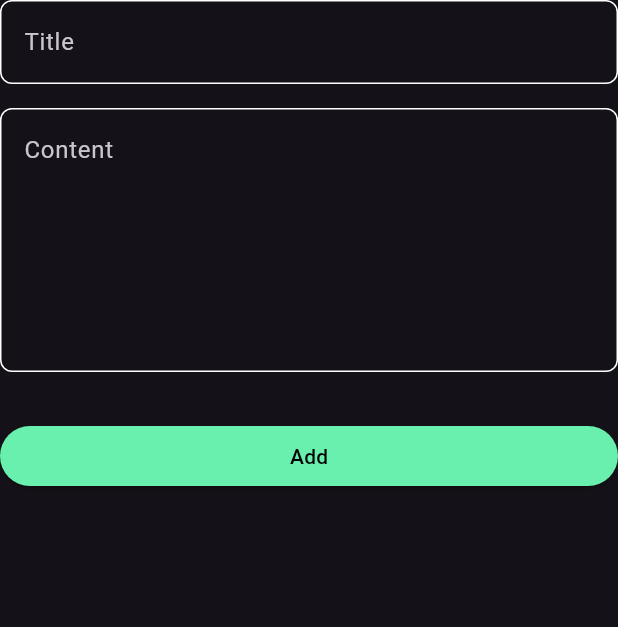
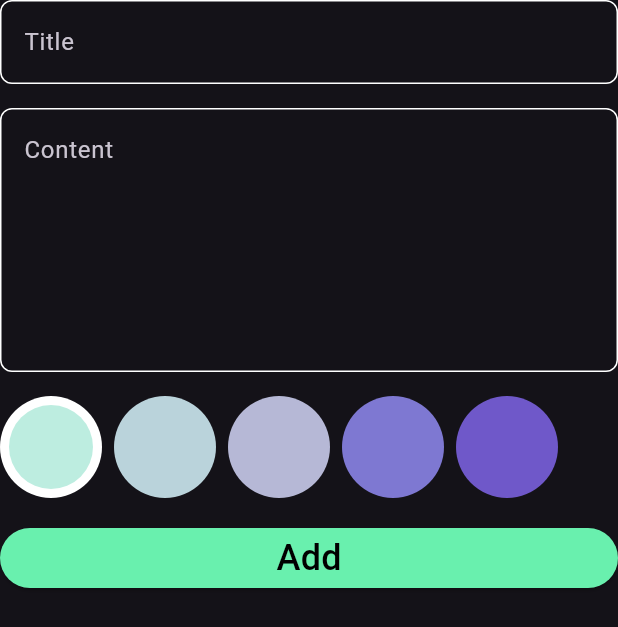
Before and after one commit to NadaArafat/Notes-App, a Flutter app: the AddNoteForm widget shown alone on an empty page, opened directly, on a phone screen of 412 x 824 dp. Shown: the top 627 px of the screen. Run offline on Flutter 3.47's test engine with Material 3 defaults, Android fonts, the phone set to English and light mode, and no system bars; our stand-ins replace bloc, flutter_bloc, hive, hive_flutter, modal_progress_hud_nsn; accounts and stored records are empty.

Commit message:
finish get,add,edit and delete note

```diff
--- a/lib/cubits/add_note/add_note_cubit.dart
+++ b/lib/cubits/add_note/add_note_cubit.dart
@@ -9,7 +9,10 @@ part 'add_note_state.dart';
 class AddNoteCubit extends Cubit<AddNoteState> {
   AddNoteCubit() : super(AddNoteInitial());
 
+
+  Color color = const Color(0xffbdede0);
   addNote(NoteModel note){
+    note.color = color.value;
     emit(AddNoteLoading());
       try {
         var noteBox = Hive.box<NoteModel>(kNotesBox);
--- /dev/null
+++ b/lib/cubits/notes/notes_cubit.dart
@@ -0,0 +1,19 @@
+import 'package:bloc/bloc.dart';
+import 'package:hive/hive.dart';
+import 'package:hive_flutter/hive_flutter.dart';
+import 'package:notes/models/note_model.dart';
+
+import '../../constants.dart';
+
+part 'notes_state.dart';
+
+class NotesCubit extends Cubit<NotesState> {
+  NotesCubit() : super(NotesInitial());
+  List<NoteModel>? notesList;
+
+  fetchAllNotes() {
+    var noteBox = Hive.box<NoteModel>(kNotesBox);
+    notesList = noteBox.values.toList();
+    emit(NotesSuccess());
+  }
+}
--- /dev/null
+++ b/lib/cubits/notes/notes_state.dart
@@ -0,0 +1,6 @@
+part of 'notes_cubit.dart';
+
+class NotesState {}
+
+final class NotesInitial extends NotesState {}
+final class NotesSuccess extends NotesState {}
--- a/lib/models/note_model.dart
+++ b/lib/models/note_model.dart
@@ -5,13 +5,13 @@ part 'note_model.g.dart';
 @HiveType(typeId: 0)
 class NoteModel extends HiveObject{
   @HiveField(0)
-  final String title;
+  String title;
   @HiveField(1)
-  final String content;
+  String content;
   @HiveField(2)
   final String date;
   @HiveField(3)
-  final int color;
+  int color;
 
   NoteModel(
       {required this.title,
--- a/lib/widgets/add_note_bottom_sheet.dart
+++ b/lib/widgets/add_note_bottom_sheet.dart
@@ -1,86 +1,42 @@
 import 'package:flutter/material.dart';
-import 'package:notes/constants.dart';
-
-import 'custom_text_field.dart';
+import 'package:flutter_bloc/flutter_bloc.dart';
+import 'package:modal_progress_hud_nsn/modal_progress_hud_nsn.dart';
+import 'package:notes/cubits/add_note/add_note_cubit.dart';
+import 'package:notes/cubits/simple_bloc_observer.dart';
+import 'add_note_form.dart';
 
 class AddNoteBottomSheet extends StatelessWidget {
   const AddNoteBottomSheet({super.key});
 
   @override
   Widget build(BuildContext context) {
-    return const Padding(
-      padding: EdgeInsets.symmetric(vertical: 32.0, horizontal: 16),
-      child: SingleChildScrollView(
-        child: AddNoteForm(),
-      ),
-    );
+    return BlocProvider(
+        create: (context) => AddNoteCubit(),
+        child: BlocConsumer<AddNoteCubit, AddNoteState>(
+          listener: (context, state) {
+            if (state is AddNoteFailure) {
+              debugPrint("error: ${state.errMessage}");
+            }
+            if (state is AddNoteSuccess) {
+              Navigator.pop(context);
+            }
+          },
+          builder: (context, state) {
+            return AbsorbPointer(
+              absorbing: state is AddNoteLoading ? true : false,
+              child: SingleChildScrollView(
+                child: Padding(
+                  padding: EdgeInsets.only(
+                    top: 32.0,
+                    left: 16.0,
+                    right: 16.0,
+                    bottom: MediaQuery.of(context).viewInsets.bottom+16,
+                  ),
+                  child: const AddNoteForm(),
+                ),
+              ),
+            );
+          },
+        ));
   }
 }
-
-class AddNoteForm extends StatefulWidget {
-  const AddNoteForm({super.key});
-
-  @override
-  State<AddNoteForm> createState() => _AddNoteFormState();
-}
-
-final GlobalKey<FormState> formKey = GlobalKey<FormState>();
-AutovalidateMode autoValidateMode = AutovalidateMode.disabled;
-
-String? title, subTitle;
-
-class _AddNoteFormState extends State<AddNoteForm> {
-  @override
-  Widget build(BuildContext context) {
-    return Form(
-      key: formKey,
-      autovalidateMode: autoValidateMode,
-      child: Column(
-        children: [
-          CustomTextField(
-            onSaved: (value) {
-              title = value;
-            },
-            hint: "Title",
-          ),
-          const SizedBox(
-            height: 16,
-          ),
-          CustomTextField(
-            onSaved: (value) {
-              subTitle = value;
-            },
-            hint: "Content",
-            maxLines: 6,
-          ),
-          const SizedBox(
-            height: 32,
-          ),
-          SizedBox(
-            width: double.infinity,
-            child: ElevatedButton(
-              onPressed: () {
-                if(formKey.currentState!.validate()){
-                  formKey.currentState!.save();
-                }
-                else{
-                  autoValidateMode = AutovalidateMode.always;
-                  setState(() {
-
-                  });
-                }
-              },
-              style: ButtonStyle(
-                backgroundColor: WidgetStateProperty.all(kPrimaryColor),
-              ),
-              child: const Text(
-                "Add",
-                style: TextStyle(color: Colors.black),
-              ),
-            ),
-          ),
-        ],
-      ),
-    );
-  }
-}
--- /dev/null
+++ b/lib/widgets/add_note_form.dart
@@ -0,0 +1,136 @@
+import 'package:flutter/material.dart';
+import 'package:flutter_bloc/flutter_bloc.dart';
+import 'package:notes/cubits/add_note/add_note_cubit.dart';
+import 'package:notes/models/note_model.dart';
+
+import '../constants.dart';
+import 'custom_button.dart';
+import 'custom_text_field.dart';
+
+class AddNoteForm extends StatefulWidget {
+  const AddNoteForm({super.key, this.isLoading = false});
+
+  final bool isLoading;
+
+  @override
+  State<AddNoteForm> createState() => _AddNoteFormState();
+}
+
+final GlobalKey<FormState> formKey = GlobalKey<FormState>();
+AutovalidateMode autoValidateMode = AutovalidateMode.disabled;
+
+String? title, content;
+
+class _AddNoteFormState extends State<AddNoteForm> {
+  @override
+  Widget build(BuildContext context) {
+    return Form(
+      key: formKey,
+      autovalidateMode: autoValidateMode,
+      child: Column(
+        children: [
+          CustomTextField(
+            onSaved: (value) {
+              title = value;
+            },
+            hint: "Title",
+          ),
+          const SizedBox(
+            height: 16,
+          ),
+          CustomTextField(
+            onSaved: (value) {
+              content = value;
+            },
+            hint: "Content",
+            maxLines: 6,
+          ),
+          const SizedBox(
+            height: 16,
+          ),
+          const ColorListView(),
+          const SizedBox(
+            height: 16,
+          ),
+          SizedBox(
+            width: double.infinity,
+            child: BlocBuilder<AddNoteCubit, AddNoteState>(
+                builder: (context, state) {
+              return CustomButton(
+                  isLoading: state is AddNoteLoading ? true : false);
+            }),
+          ),
+        ],
+      ),
+    );
+  }
+}
+
+class ColorItem extends StatelessWidget {
+  const ColorItem({super.key, required this.isActive, required this.color});
+
+  final bool isActive;
+  final Color color;
+  @override
+  Widget build(BuildContext context) {
+    return Padding(
+      padding: const EdgeInsets.only(right: 8.0),
+      child: isActive
+          ? CircleAvatar(
+              radius: 34,
+              backgroundColor: Colors.white,
+              child: CircleAvatar(
+                backgroundColor: color,
+                radius: 28,
+              ),
+            )
+          : CircleAvatar(
+              backgroundColor: color,
+              radius: 34,
+            ),
+    );
+  }
+}
+
+class ColorListView extends StatefulWidget {
+  const ColorListView({super.key});
+
+  @override
+  State<ColorListView> createState() => _ColorListViewState();
+}
+
+class _ColorListViewState extends State<ColorListView> {
+  int currentIndex = 0;
+  List<Color> colors = const [
+    Color(0xffbdede0),
+    Color(0xffbad3db),
+    Color(0xffb6b8d6),
+    Color(0xff7e78d2),
+    Color(0xff6f58c9),
+  ];
+
+  @override
+  Widget build(BuildContext context) {
+    return SizedBox(
+      height: 34 * 2,
+      child: ListView.builder(
+        scrollDirection: Axis.horizontal,
+        itemBuilder: (context, index) {
+          return GestureDetector(
+            onTap: (){
+              currentIndex = index;
+              BlocProvider.of<AddNoteCubit>(context).color = colors[index];
+              setState(() {
+
+              });
+            },
+            child: ColorItem(
+              isActive: currentIndex == index, color: colors[index],
+            ),
+          );
+        },
+        itemCount: colors.length,
+      ),
+    );
+  }
+}
--- /dev/null
+++ b/lib/widgets/custom_button.dart
@@ -0,0 +1,52 @@
+import 'package:flutter/material.dart';
+import 'package:flutter_bloc/flutter_bloc.dart';
+
+import '../constants.dart';
+import '../cubits/add_note/add_note_cubit.dart';
+import '../cubits/notes/notes_cubit.dart';
+import '../models/note_model.dart';
+import 'add_note_form.dart';
+
+class CustomButton extends StatefulWidget {
+  const CustomButton({super.key, this.isLoading = false});
+
+  final bool isLoading;
+
+  @override
+  State<CustomButton> createState() => _CustomButtonState();
+}
+
+class _CustomButtonState extends State<CustomButton> {
+  @override
+  Widget build(BuildContext context) {
+    return ElevatedButton(
+      onPressed: () {
+        if (formKey.currentState!.validate()) {
+          formKey.currentState!.save();
+        } else {
+          autoValidateMode = AutovalidateMode.always;
+          setState(() {});
+        }
+        var note = NoteModel(
+          title: title!,
+          content: content!,
+          date: DateTime.now().toString().split(" ").first,
+          color: Colors.blue.value,
+        );
+        BlocProvider.of<AddNoteCubit>(context).addNote(note);
+        BlocProvider.of<NotesCubit>(context).fetchAllNotes();
+      },
+      style: ButtonStyle(
+        backgroundColor: WidgetStateProperty.all(kPrimaryColor),
+      ),
+      child: widget.isLoading
+          ? const CircularProgressIndicator(
+              color: Colors.black,
+            )
+          : const Text(
+              "Add",
+              style: TextStyle(color: Colors.black, fontSize: 24),
+            ),
+    );
+  }
+}
--- a/lib/widgets/custom_icon.dart
+++ b/lib/widgets/custom_icon.dart
@@ -1,9 +1,10 @@
 import 'package:flutter/material.dart';
 
 class CustomIcon extends StatelessWidget {
-  const CustomIcon({super.key, required this.icon});
+  const CustomIcon({super.key, required this.icon, this.onPressed});
 
 
+  final void Function()? onPressed;
   final IconData icon;
   @override
   Widget build(BuildContext context) {
@@ -18,7 +19,7 @@ class CustomIcon extends StatelessWidget {
         ),
         child: Center(
           child: IconButton(
-            onPressed: () {},
+            onPressed: onPressed,
             icon: Icon(
               icon,
               size: 30,
--- a/lib/widgets/custom_text_field.dart
+++ b/lib/widgets/custom_text_field.dart
@@ -2,18 +2,23 @@
 import 'package:flutter/material.dart';
 
 import '../constants.dart';
+import '../models/note_model.dart';
 
 class CustomTextField extends StatelessWidget {
   const CustomTextField({
-    super.key, required this.hint, this.maxLines=1, this.onSaved,
+    super.key, required this.hint, this.maxLines=1, this.onSaved, this.onChanged, this.initialValue,
   });
   final String hint;
   final int maxLines;
+  final String? initialValue;
+  final void Function(String?)? onChanged;
   final void Function(String?)? onSaved;
 
   @override
   Widget build(BuildContext context) {
     return TextFormField(
+      initialValue: initialValue,
+      onChanged: onChanged,
       onSaved: onSaved,
       validator: (value){
         if(value?.isEmpty ?? true) {
@@ -23,6 +28,7 @@ class CustomTextField extends StatelessWidget {
           return null;
         }
       },
+
       maxLines: maxLines,
       decoration: InputDecoration(
         hintText: hint,
--- a/pubspec.yaml
+++ b/pubspec.yaml
@@ -38,6 +38,8 @@ dependencies:
   hive: ^2.2.3
   hive_flutter: ^1.1.0
   bloc: ^8.1.4
+  flutter_bloc: ^8.1.6
+  modal_progress_hud_nsn: ^0.5.1
 
 
 dev_dependencies:
```
Also changed, not shown: lib/cubits/simple_bloc_observer.dart (added, +35 -0 lines), lib/main.dart (+14 -7 lines), lib/views/edit_note_view.dart (+34 -7 lines), lib/views/notes_view.dart (+13 -6 lines), lib/widgets/note_card.dart (+23 -16 lines), lib/widgets/notes_list_view.dart (+17 -16 lines), pubspec.lock, 1 other file.
